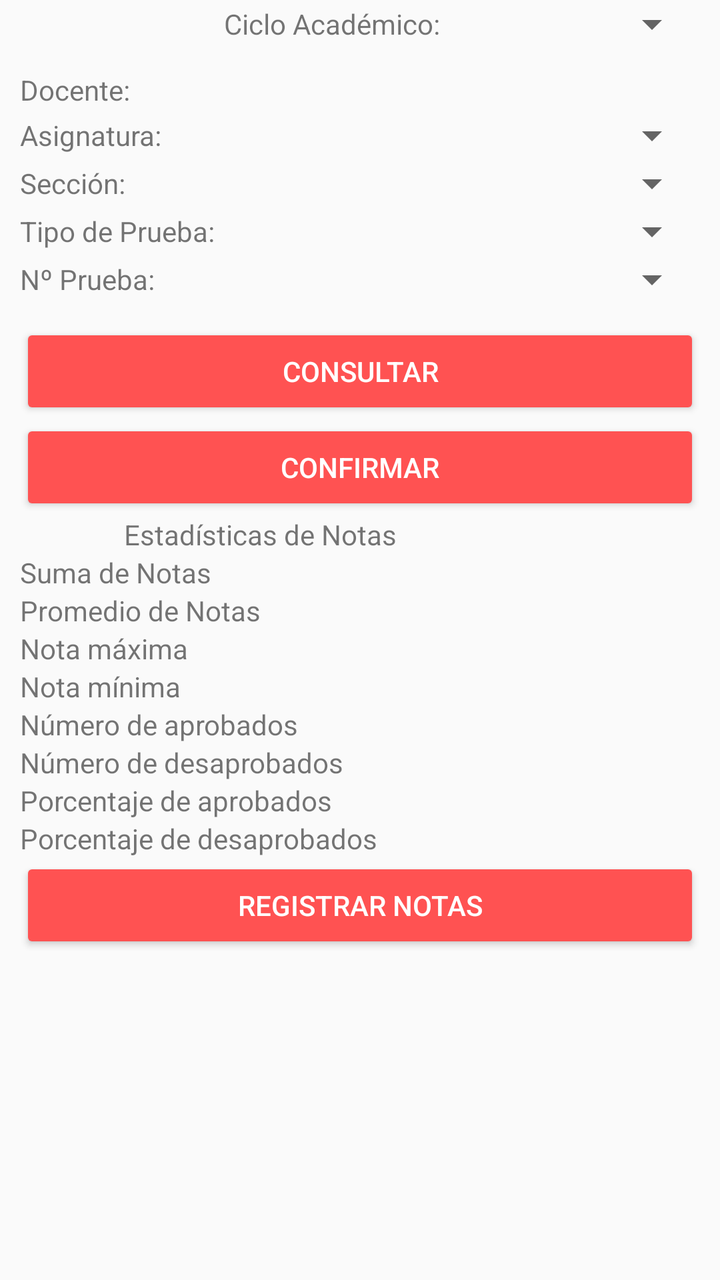
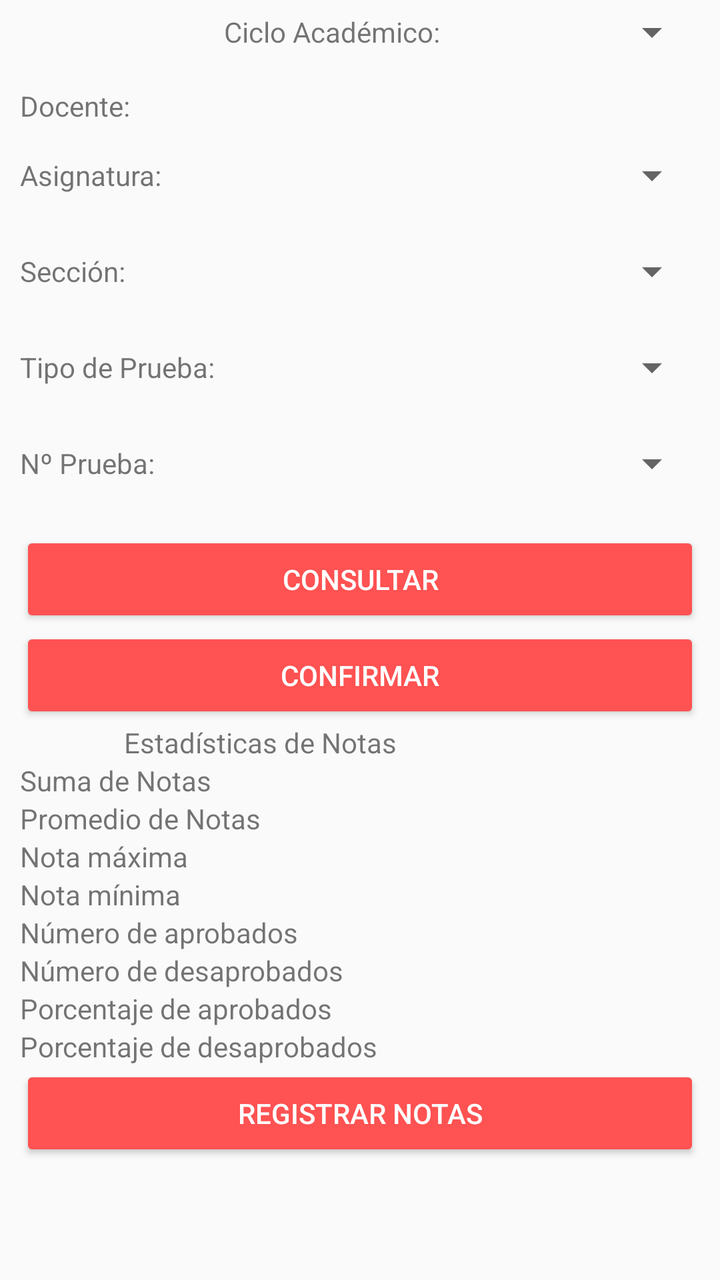

An Android layout rendered at two revisions. The XML below is the earlier revision; the diff shows what the commit changed to produce the second picture.
<!-- AndroidManifest.xml: application theme Edu.Theme.NoActionBar -->
<!-- res/layout/pendientes_layout.xml -->
<?xml version="1.0" encoding="utf-8"?>
<ScrollView xmlns:android="http://schemas.android.com/apk/res/android"
    xmlns:app="http://schemas.android.com/apk/res-auto"
    android:layout_width="match_parent"
    android:layout_height="match_parent"
    android:fillViewport="true">


    <LinearLayout
        android:orientation="vertical"
        android:layout_width="match_parent"
        android:layout_height="match_parent"
        android:layout_alignParentTop="true"
        android:layout_alignParentStart="true"
        android:paddingLeft="10dp"
        android:paddingRight="10dp">

        <LinearLayout
            android:orientation="horizontal"
            android:layout_width="match_parent"
            android:layout_height="wrap_content">

            <TextView
                android:text="Ciclo Académico:"
                android:layout_height="match_parent"
                android:id="@+id/textView4"
                android:layout_row="0"
                android:layout_column="2"
                android:textAlignment="textEnd"
                android:gravity="center_vertical"
                android:layout_width="210dp" />

            <Spinner
                android:layout_width="wrap_content"
                android:layout_height="wrap_content"
                android:id="@+id/spnCiclo"
                android:layout_row="0"
                android:layout_column="2"
                android:layout_weight="1" />

        </LinearLayout>

        <Space
            android:layout_width="match_parent"
            android:layout_height="10dp" />

        <LinearLayout
            android:orientation="horizontal"
            android:layout_width="match_parent"
            android:layout_height="wrap_content">

            <TextView
                android:text="Docente:"
                android:layout_height="match_parent"
                android:id="@+id/textView7"
                android:gravity="center_vertical"
                android:textAlignment="textStart"
                android:layout_width="110dp" />

            <TextView
                android:layout_width="wrap_content"
                android:layout_height="wrap_content"
                android:id="@+id/txtDocNota"
                android:layout_weight="1"
                android:textSize="16sp"
                android:textColor="@color/colorPrimaryDark"
                android:textStyle="normal|bold"
                android:textAllCaps="false"
                android:textAlignment="textStart" />

        </LinearLayout>

        <LinearLayout
            android:orientation="horizontal"
            android:layout_width="match_parent"
            android:layout_height="wrap_content">

            <TextView
                android:text="Asignatura:"
                android:layout_height="match_parent"
                android:id="@+id/textView8"
                android:layout_width="100dp"
                android:gravity="center_vertical" />

            <Spinner
                android:layout_width="wrap_content"
                android:layout_height="wrap_content"
                android:id="@+id/spnAsign"
                android:layout_weight="1" />
        </LinearLayout>

        <LinearLayout
            android:orientation="horizontal"
            android:layout_width="match_parent"
            android:layout_height="wrap_content">

            <TextView
                android:text="Sección:"
                android:layout_width="100dp"
                android:layout_height="match_parent"
                android:id="@+id/textView9"
                android:gravity="center_vertical" />

            <Spinner
                android:layout_width="match_parent"
                android:layout_height="wrap_content"
                android:id="@+id/spnSeccion"
                android:layout_weight="1" />

        </LinearLayout>

        <LinearLayout
            android:orientation="horizontal"
            android:layout_width="match_parent"
            android:layout_height="wrap_content">

            <TextView
                android:text="Tipo de Prueba:"
                android:layout_width="100dp"
                android:layout_height="match_parent"
                android:id="@+id/textView11"
                android:gravity="center_vertical" />

            <Spinner
                android:layout_width="match_parent"
                android:layout_height="wrap_content"
                android:id="@+id/spnTipoP"
                android:layout_weight="1" />
        </LinearLayout>

        <LinearLayout
            android:orientation="horizontal"
            android:layout_width="match_parent"
            android:layout_height="wrap_content">

            <TextView
                android:text="Nº Prueba:"
                android:layout_width="100dp"
                android:layout_height="match_parent"
                android:id="@+id/textView12"
                android:gravity="center_vertical" />

            <Spinner
                android:layout_width="match_parent"
                android:layout_height="wrap_content"
                android:id="@+id/spnNumP"
                android:layout_weight="1" />
        </LinearLayout>

        <Space
            android:layout_width="match_parent"
            android:layout_height="10dp" />

        <Button
            android:text="Consultar"
            android:layout_width="match_parent"
            android:layout_height="wrap_content"
            android:id="@+id/btnConsultar"
            android:textColor="@android:color/white" />

        <HorizontalScrollView
            android:layout_width="match_parent"
            android:layout_height="wrap_content">

            <LinearLayout
                android:layout_width="match_parent"
                android:layout_height="match_parent"
                android:orientation="vertical" >

                <TableLayout
                    android:layout_width="match_parent"
                    android:layout_height="match_parent"
                    android:id="@+id/tblAlumno">

                </TableLayout>

            </LinearLayout>

        </HorizontalScrollView>

        <Button
            android:text="Confirmar"
            android:layout_width="match_parent"
            android:layout_height="wrap_content"
            android:id="@+id/btnConfirmar"
            android:textColor="@android:color/white" />

        <LinearLayout
            android:orientation="vertical"
            android:layout_width="match_parent"
            android:layout_height="wrap_content">

            <LinearLayout
                android:orientation="horizontal"
                android:layout_width="match_parent"
                android:layout_height="match_parent"
                android:layout_weight="1">

                <TextView
                    android:text="Estadísticas de Notas"
                    android:layout_width="match_parent"
                    android:layout_height="wrap_content"
                    android:id="@+id/textView"
                    android:layout_weight="1"
                    android:textAlignment="center" />

                <TextView
                    android:layout_height="wrap_content"
                    android:id="@+id/txtCantAlumnos"
                    android:layout_weight="1"
                    android:layout_width="200dp"
                    android:textAlignment="textEnd" />
            </LinearLayout>

            <LinearLayout
                android:orientation="horizontal"
                android:layout_width="match_parent"
                android:layout_height="match_parent">

                <TextView
                    android:text="Suma de Notas"
                    android:layout_height="wrap_content"
                    android:id="@+id/textView1"
                    android:layout_weight="1"
                    android:layout_width="120dp" />

                <TextView
                    android:layout_width="wrap_content"
                    android:layout_height="wrap_content"
                    android:id="@+id/txtResSuma"
                    android:layout_weight="1" />
            </LinearLayout>
            <LinearLayout
                android:orientation="horizontal"
                android:layout_width="match_parent"
                android:layout_height="match_parent">

                <TextView
                    android:text="Promedio de Notas"
                    android:layout_width="120dp"
                    android:layout_height="wrap_content"
                    android:id="@+id/textView2"
                    android:layout_weight="1" />

                <TextView
                    android:layout_width="wrap_content"
                    android:layout_height="wrap_content"
                    android:id="@+id/txtResProm"
                    android:layout_weight="1" />
            </LinearLayout>
            <LinearLayout
                android:orientation="horizontal"
                android:layout_width="match_parent"
                android:layout_height="match_parent">

                <TextView
                    android:text="Nota máxima"
                    android:layout_width="120dp"
                    android:layout_height="wrap_content"
                    android:id="@+id/textView3"
                    android:layout_weight="1" />

                <TextView
                    android:layout_width="wrap_content"
                    android:layout_height="wrap_content"
                    android:id="@+id/txtResMax"
                    android:layout_weight="1" />
            </LinearLayout>
            <LinearLayout
                android:orientation="horizontal"
                android:layout_width="match_parent"
                android:layout_height="match_parent">

                <TextView
                    android:text="Nota mínima"
                    android:layout_width="120dp"
                    android:layout_height="wrap_content"
                    android:id="@+id/textView41"
                    android:layout_weight="1" />

                <TextView
                    android:layout_width="wrap_content"
                    android:layout_height="wrap_content"
                    android:id="@+id/txtResMin"
                    android:layout_weight="1" />
            </LinearLayout>
            <LinearLayout
                android:orientation="horizontal"
                android:layout_width="match_parent"
                android:layout_height="match_parent">

                <TextView
                    android:text="Número de aprobados"
                    android:layout_width="120dp"
                    android:layout_height="wrap_content"
                    android:id="@+id/textView5"
                    android:layout_weight="1" />

                <TextView
                    android:layout_width="wrap_content"
                    android:layout_height="wrap_content"
                    android:id="@+id/txtResApr"
                    android:layout_weight="1" />
            </LinearLayout>
            <LinearLayout
                android:orientation="horizontal"
                android:layout_width="match_parent"
                android:layout_height="match_parent">

                <TextView
                    android:text="Número de desaprobados"
                    android:layout_width="120dp"
                    android:layout_height="wrap_content"
                    android:id="@+id/textView6"
                    android:layout_weight="1" />

                <TextView
                    android:layout_width="wrap_content"
                    android:layout_height="wrap_content"
                    android:id="@+id/txtResDesa"
                    android:layout_weight="1" />
            </LinearLayout>
            <LinearLayout
                android:orientation="horizontal"
                android:layout_width="match_parent"
                android:layout_height="match_parent">

                <TextView
                    android:text="Porcentaje de aprobados"
                    android:layout_width="120dp"
                    android:layout_height="wrap_content"
                    android:id="@+id/textView71"
                    android:layout_weight="1" />

                <TextView
                    android:layout_width="wrap_content"
                    android:layout_height="wrap_content"
                    android:id="@+id/txtResPorApr"
                    android:layout_weight="1" />
            </LinearLayout>
            <LinearLayout
                android:orientation="horizontal"
                android:layout_width="match_parent"
                android:layout_height="match_parent">

                <TextView
                    android:text="Porcentaje de desaprobados"
                    android:layout_width="120dp"
                    android:layout_height="wrap_content"
                    android:id="@+id/textView81"
                    android:layout_weight="1" />

                <TextView
                    android:layout_width="wrap_content"
                    android:layout_height="wrap_content"
                    android:id="@+id/txtResPorDesa"
                    android:layout_weight="1" />
            </LinearLayout>
        </LinearLayout>

        <Button
            android:text="Registrar Notas"
            android:layout_width="match_parent"
            android:layout_height="wrap_content"
            android:id="@+id/btnRegistrarForm"
            android:textColor="@android:color/white" />

    </LinearLayout>

</ScrollView>
<!-- resources referenced by this layout -->
<resources>
  <color name="colorPrimaryDark">#303f9f</color>
  <style name="Edu.Theme.NoActionBar">
          <item name="windowActionBar">false</item>
          <item name="windowNoTitle">true</item>
      </style>
</resources>

<!-- the commit's change to res/layout/pendientes_layout.xml (unified diff, before → after) -->
@@ -21,22 +21,23 @@
             android:layout_height="wrap_content">
 
             <TextView
-                android:text="Ciclo Académico:"
-                android:layout_height="match_parent"
                 android:id="@+id/textView4"
+                android:layout_width="210dp"
+                android:layout_height="match_parent"
                 android:layout_row="0"
                 android:layout_column="2"
-                android:textAlignment="textEnd"
                 android:gravity="center_vertical"
-                android:layout_width="210dp" />
-
-            <Spinner
+                android:text="Ciclo Académico:"
+                android:textAlignment="textEnd" />
+
+            <Spinner
+                android:id="@+id/spnCiclo"
                 android:layout_width="wrap_content"
                 android:layout_height="wrap_content"
-                android:id="@+id/spnCiclo"
                 android:layout_row="0"
                 android:layout_column="2"
-                android:layout_weight="1" />
+                android:layout_weight="1"
+                android:minHeight="32dp" />
 
         </LinearLayout>
 
@@ -83,10 +84,11 @@
                 android:gravity="center_vertical" />
 
             <Spinner
+                android:id="@+id/spnAsign"
                 android:layout_width="wrap_content"
                 android:layout_height="wrap_content"
-                android:id="@+id/spnAsign"
-                android:layout_weight="1" />
+                android:layout_weight="1"
+                android:minHeight="48dp" />
         </LinearLayout>
 
         <LinearLayout
@@ -102,10 +104,11 @@
                 android:gravity="center_vertical" />
 
             <Spinner
-                android:layout_width="match_parent"
-                android:layout_height="wrap_content"
                 android:id="@+id/spnSeccion"
-                android:layout_weight="1" />
+                android:layout_width="match_parent"
+                android:layout_height="wrap_content"
+                android:layout_weight="1"
+                android:minHeight="48dp" />
 
         </LinearLayout>
 
@@ -122,10 +125,11 @@
                 android:gravity="center_vertical" />
 
             <Spinner
-                android:layout_width="match_parent"
-                android:layout_height="wrap_content"
                 android:id="@+id/spnTipoP"
-                android:layout_weight="1" />
+                android:layout_width="match_parent"
+                android:layout_height="wrap_content"
+                android:layout_weight="1"
+                android:minHeight="48dp" />
         </LinearLayout>
 
         <LinearLayout
@@ -141,10 +145,11 @@
                 android:gravity="center_vertical" />
 
             <Spinner
-                android:layout_width="match_parent"
-                android:layout_height="wrap_content"
                 android:id="@+id/spnNumP"
-                android:layout_weight="1" />
+                android:layout_width="match_parent"
+                android:layout_height="wrap_content"
+                android:layout_weight="1"
+                android:minHeight="48dp" />
         </LinearLayout>
 
         <Space
